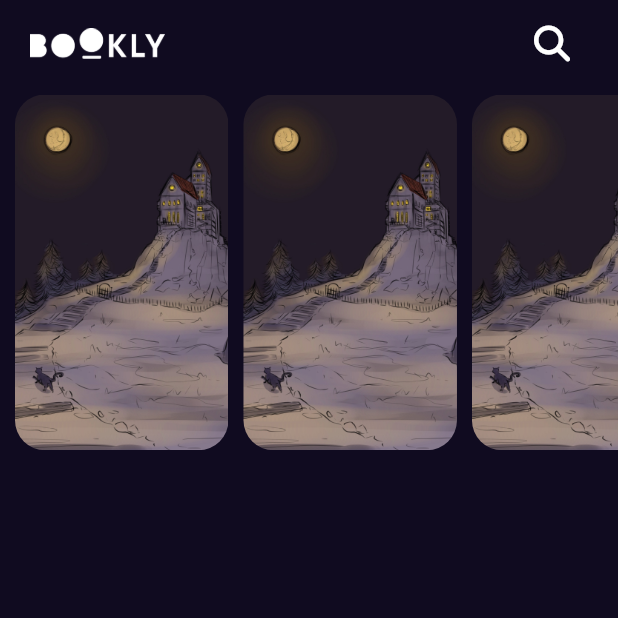
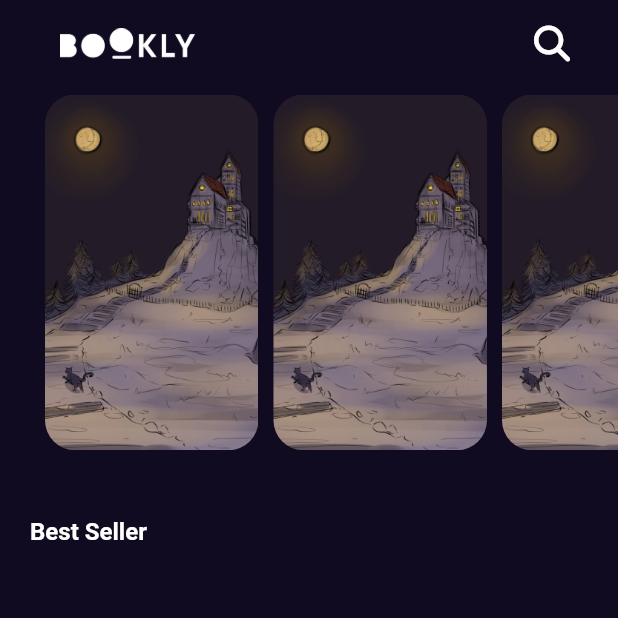
Before and after one commit to AsmaaElbanna/bookly_app, a Flutter app: the screen it shows after launch, after a tap on an icon or button, on a phone screen of 412 x 824 dp, the top half of it. Run offline on Flutter 3.47's test engine with Material 2 defaults, Android fonts, the phone set to English and light mode, and no system bars; our stand-ins replace font_awesome_flutter, get.

Commit message:
add style

```diff
--- a/lib/screens/home/home_screen.dart
+++ b/lib/screens/home/home_screen.dart
@@ -1,5 +1,6 @@
 import 'package:bookly_app/screens/home/widgets/custom_app_bar.dart';
 import 'package:bookly_app/screens/home/widgets/custom_list_item.dart';
+import 'package:bookly_app/styles.dart';
 import 'package:flutter/material.dart';
 
 class HomeScreen extends StatelessWidget {
@@ -9,17 +10,20 @@ class HomeScreen extends StatelessWidget {
   Widget build(BuildContext context) {
     return SafeArea(
       child: Scaffold(
-        body: Column(
-          children:  [
-            const CustomAppBar(),
-            SizedBox(
-              height:MediaQuery.of(context).size.height *.3,
-                child: const Padding(
-               padding: EdgeInsets.only(left: 5),
-                child: FeaturedBooksList()))
+        body: Padding(
+          padding: const EdgeInsets.only(left: 20),
+          child: Column(
+            crossAxisAlignment: CrossAxisAlignment.start,
+            children:  const [
+              CustomAppBar(),
+              FeaturedBooksList(),
+              SizedBox(height: 40,),
+              Text('Best Seller',
+              style: Styles.titleMedium,)
 
 
             ],
+          ),
         ),
       ),
     );
@@ -31,13 +35,19 @@ class FeaturedBooksList extends StatelessWidget {
 
   @override
   Widget build(BuildContext context) {
-    return ListView.builder(
+    return SizedBox(
+      height:MediaQuery.of(context).size.height *.3,
+      child: Padding(
+        padding: EdgeInsets.only(left: 5),
+        child: ListView.builder(
           itemCount: 5,
           scrollDirection: Axis.horizontal,
           itemBuilder: (context, index) {
             return const Padding(padding: EdgeInsets.symmetric(vertical: 5,horizontal: 5),
             child: CustomItem());
 
-    },);
+        },),
+      ),
+    );
   }
 }
--- a/lib/screens/splash_screen.dart
+++ b/lib/screens/splash_screen.dart
@@ -27,8 +27,10 @@ class _SplashScreenState extends State<SplashScreen>
      Future.delayed(
       const Duration(seconds: 3),
       () {
-        Get.to(const HomeScreen(),
-            duration: const Duration(seconds: 3), transition: Transition.fade);
+        // Get.to(const HomeScreen(),
+        //     duration: const Duration(seconds: 3), transition: Transition.fade);
+
+        Get.to(()=>const HomeScreen(), duration: const Duration(seconds: 3),transition: Transition.fadeIn);
       },
     );
   }
--- /dev/null
+++ b/lib/styles.dart
@@ -0,0 +1,9 @@
+
+import 'package:flutter/material.dart';
+
+abstract class Styles{
+  static const titleMedium = TextStyle(
+    fontSize: 16,
+    fontWeight: FontWeight.w600   /// semi bold
+  );
+}
```
Lines whose indentation alone changed are shown as unchanged.
